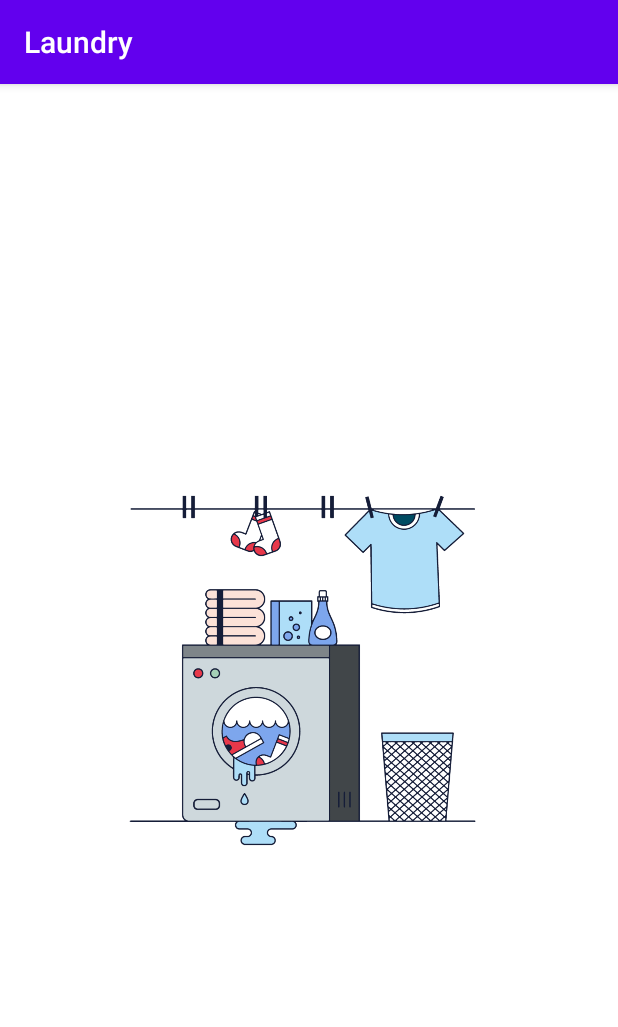
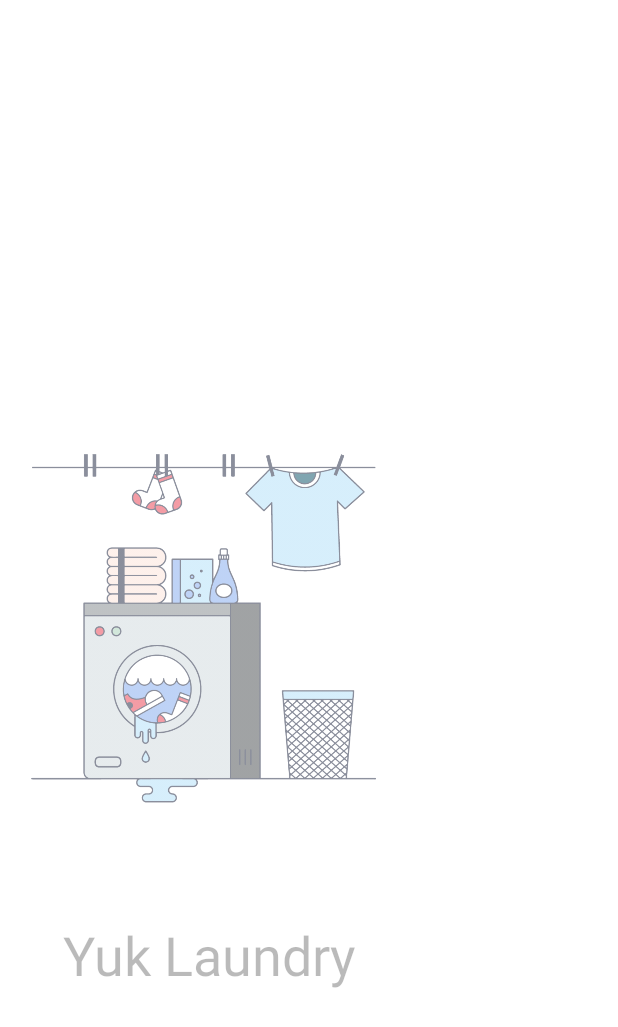
Before and after one commit to Angkiteja/UASPAPBINTERO_Laundry, an Android app: the splashScreen screen opened directly, with no data from a screen before it, on a phone screen of 412 x 824 dp. Shown: the top 1027 px of the screen. Run offline under Robolectric (Android 15) with nearby library versions, the phone set to English and light mode, and no system bars.

Commit message:
commit kedua

```diff
--- a/app/src/main/AndroidManifest.xml
+++ b/app/src/main/AndroidManifest.xml
@@ -13,7 +13,9 @@
         android:theme="@style/AppTheme"
         android:usesCleartextTraffic="true">
 
-        <activity android:name=".splashScreen">
+        <activity
+            android:name=".splashScreen"
+            android:theme="@style/splash">
             <intent-filter>
                 <action android:name="android.intent.action.MAIN" />
 
--- a/app/src/main/java/com/uaspapb/laundry/splashScreen.java
+++ b/app/src/main/java/com/uaspapb/laundry/splashScreen.java
@@ -5,27 +5,40 @@ import androidx.appcompat.app.AppCompatActivity;
 import android.os.Bundle;
 import android.content.Intent;
 import android.os.Handler;
+import android.view.View;
+import android.view.animation.Animation;
+import android.view.animation.AnimationUtils;
+import android.widget.ImageView;
+import android.widget.TextView;
 
 import com.uaspapb.laundry.Activity.MainActivity;
 
 public class splashScreen extends AppCompatActivity {
-    private int waktu_loading=4000;
+    ImageView logo;
+    TextView judul;
 
     @Override
     protected void onCreate(Bundle savedInstanceState) {
         super.onCreate(savedInstanceState);
+        setContentView(R.layout.activity_splash_screen);
 
-        setContentView(R.layout.activity_splash_sreen);
+        logo = findViewById(R.id.logo);
+        judul = findViewById(R.id.judul);
+
+        Animation animation = AnimationUtils.loadAnimation(this, R.anim.splash_anim);
+
+        logo.setAnimation(animation);
+        judul.setAnimation(animation);
+
+        View decorView = getWindow().getDecorView();
+        decorView.setSystemUiVisibility(decorView.SYSTEM_UI_FLAG_FULLSCREEN);
+
         new Handler().postDelayed(new Runnable() {
             @Override
             public void run() {
-
-                //setelah loading maka akan langsung berpindah ke main activity
-                Intent MainActivity=new Intent(splashScreen.this, com.uaspapb.laundry.Activity.MainActivity.class);
-                startActivity(MainActivity);
+                startActivity(new Intent(splashScreen.this, MainActivity.class));
                 finish();
-
             }
-        },waktu_loading);
+        }, 3000);
     }
 }
--- /dev/null
+++ b/app/src/main/res/anim/splash_anim.xml
@@ -0,0 +1,12 @@
+<?xml version="1.0" encoding="utf-8"?>
+<set xmlns:android="http://schemas.android.com/apk/res/android">
+
+    <translate
+        android:fromXDelta="-100"
+        android:fromYDelta="0"
+        android:duration="2500"/>
+    <alpha
+        android:fromAlpha="0.5"
+        android:toAlpha="1"
+        android:duration="2500"/>
+</set>
--- /dev/null
+++ b/app/src/main/res/layout/activity_splash_screen.xml
@@ -0,0 +1,43 @@
+<?xml version="1.0" encoding="utf-8"?>
+<RelativeLayout xmlns:android="http://schemas.android.com/apk/res/android"
+    xmlns:tools="http://schemas.android.com/tools"
+    android:id="@+id/activity_main"
+    android:layout_width="match_parent"
+    android:layout_height="match_parent"
+    android:background="#FFFFFF"
+    android:gravity="center"
+    tools:context=".splashScreen"
+    android:theme="@style/splash">
+
+
+
+
+    <ImageView
+        android:id="@+id/logo"
+        android:layout_width="500dp"
+        android:layout_height="500dp"
+        android:layout_alignParentStart="true"
+        android:layout_alignParentLeft="true"
+        android:layout_marginStart="1dp"
+        android:layout_marginLeft="1dp"
+        android:src="@drawable/laundry" />
+
+    <TextView
+        android:id="@+id/judul"
+        android:layout_width="276dp"
+        android:layout_height="wrap_content"
+        android:layout_alignParentStart="true"
+        android:layout_alignParentLeft="true"
+        android:layout_alignParentTop="true"
+        android:layout_alignParentEnd="true"
+        android:layout_alignParentRight="true"
+        android:layout_marginStart="68dp"
+        android:layout_marginLeft="60dp"
+        android:layout_marginTop="450dp"
+        android:layout_marginEnd="68dp"
+        android:layout_marginRight="76dp"
+        android:gravity="center_horizontal"
+        android:text="@string/judul"
+        android:textAlignment="center"
+        android:textSize="36dp" />
+</RelativeLayout>
--- a/app/src/main/res/layout/activity_splash_sreen.xml
+++ /dev/null
@@ -1,20 +0,0 @@
-<?xml version="1.0" encoding="utf-8"?>
-<RelativeLayout xmlns:android="http://schemas.android.com/apk/res/android"
-    xmlns:tools="http://schemas.android.com/tools"
-    android:id="@+id/activity_main"
-    android:layout_width="match_parent"
-    android:layout_height="match_parent"
-    android:background="#FFFFFF"
-    android:gravity="center"
-    tools:context=".splashScreen">
-
-    <ImageView
-        android:layout_width="500dp"
-        android:layout_height="500dp"
-        android:id="@+id/logo"
-        android:src="@drawable/laundry"
-        android:layout_centerVertical="true"
-        android:layout_alignParentLeft="true"
-        android:layout_alignParentStart="true" />
-
-</RelativeLayout>
--- a/app/src/main/res/values/styles.xml
+++ b/app/src/main/res/values/styles.xml
@@ -8,4 +8,8 @@
         <item name="colorAccent">@color/colorAccent</item>
     </style>
 
+    <style name="splash" parent="Theme.AppCompat.Light.NoActionBar">
+        <!-- Customize your theme here. -->
+    </style>
+
 </resources>
```
Also changed, not shown: app/src/main/java/com/uaspapb/laundry/Adapter/AdapterData.java (+4 -4 lines), app/src/main/res/layout/activity_tambah.xml (+5 -5 lines), app/src/main/res/layout/activity_ubah.xml (+5 -5 lines), app/src/main/res/values/strings.xml (+15 -0 lines), 1 other file.
